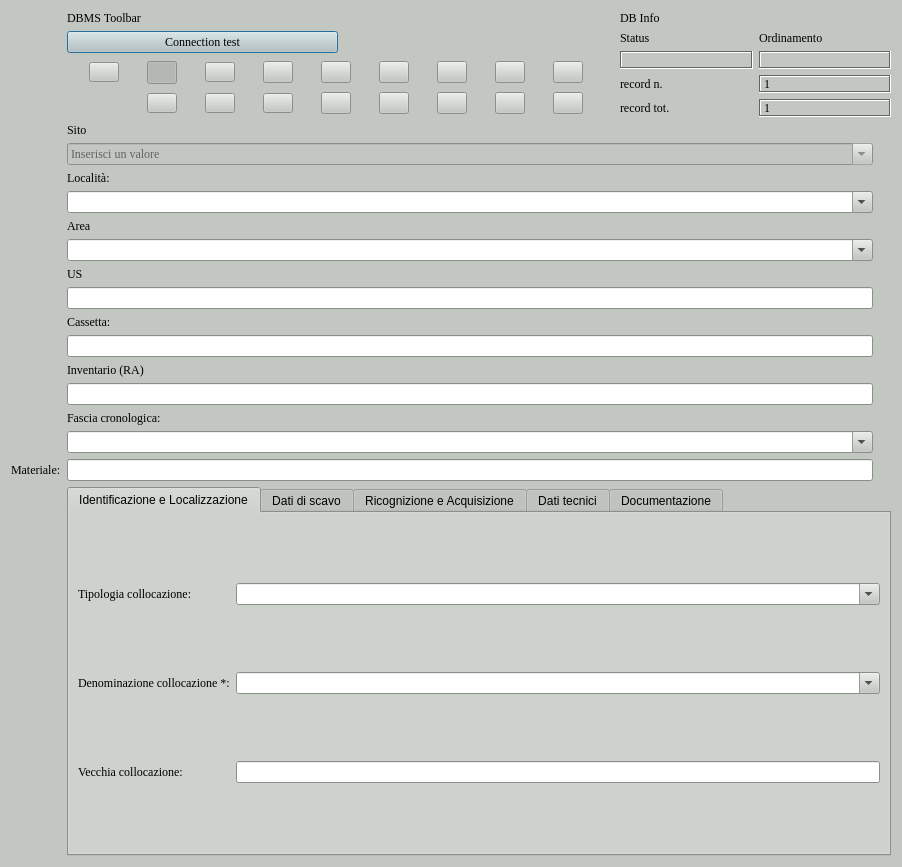
Old version of the form gui/ui/Tma.ui in the repository pyarchinit/pyarchinit.
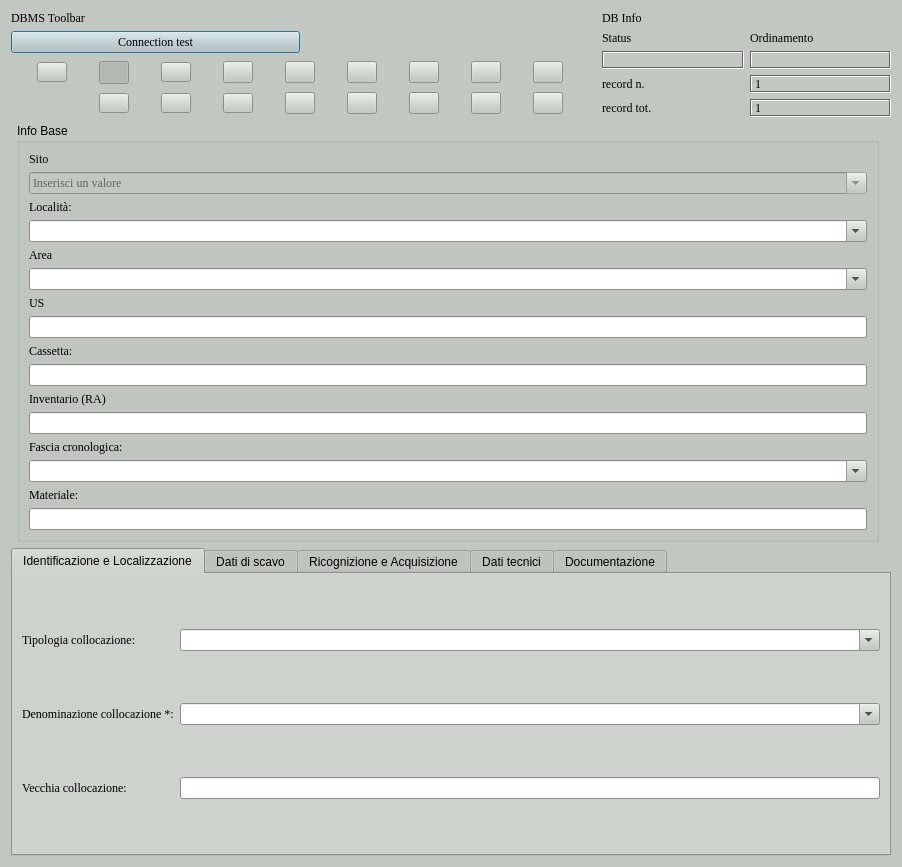
New version of the form. Icons and pictures are not drawn. Custom widgets are drawn as their Qt base class.

Diff of the .ui file:
```diff
--- a/gui/ui/Tma.ui
+++ b/gui/ui/Tma.ui
@@ -472,27 +472,7 @@
     <normaloff>:/icons/finds.png</normaloff>:/icons/finds.png</iconset>
   </property>
   <layout class="QGridLayout" name="gridLayout_2">
-   <item row="9" column="2">
-    <widget class="QLineEdit" name="lineEdit_us">
-     <property name="font">
-      <font>
-       <family>Times New Roman</family>
-       <pointsize>9</pointsize>
-      </font>
-     </property>
-     <property name="text">
-      <string/>
-     </property>
-    </widget>
-   </item>
-   <item row="4" column="2">
-    <widget class="QComboBox" name="comboBox_localita">
-     <property name="editable">
-      <bool>true</bool>
-     </property>
-    </widget>
-   </item>
-   <item row="0" column="2" colspan="4">
+   <item row="0" column="1" colspan="4">
     <layout class="QGridLayout" name="gridLayout_4">
      <item row="0" column="0">
       <widget class="QLabel" name="label_32">
@@ -1213,195 +1193,7 @@
      </item>
     </layout>
    </item>
-   <item row="5" column="2">
-    <widget class="QLabel" name="label_2">
-     <property name="font">
-      <font>
-       <family>Times New Roman</family>
-       <pointsize>9</pointsize>
-      </font>
-     </property>
-     <property name="text">
-      <string>Area</string>
-     </property>
-    </widget>
-   </item>
-   <item row="20" column="1">
-    <widget class="QLabel" name="label_materiale">
-     <property name="font">
-      <font>
-       <family>Times New Roman</family>
-       <pointsize>9</pointsize>
-      </font>
-     </property>
-     <property name="text">
-      <string>Materiale:</string>
-     </property>
-    </widget>
-   </item>
-   <item row="20" column="2">
-    <widget class="QLineEdit" name="lineEdit_materiale">
-     <property name="toolTip">
-      <string>Campo sincronizzato con la tabella materiali</string>
-     </property>
-     <property name="readOnly">
-      <bool>true</bool>
-     </property>
-    </widget>
-   </item>
-   <item row="18" column="2">
-    <widget class="QLabel" name="label_18">
-     <property name="font">
-      <font>
-       <family>Times New Roman</family>
-       <pointsize>9</pointsize>
-      </font>
-     </property>
-     <property name="text">
-      <string>Fascia cronologica:</string>
-     </property>
-    </widget>
-   </item>
-   <item row="2" column="2">
-    <widget class="QComboBox" name="comboBox_sito">
-     <property name="enabled">
-      <bool>false</bool>
-     </property>
-     <property name="sizePolicy">
-      <sizepolicy hsizetype="Expanding" vsizetype="Fixed">
-       <horstretch>0</horstretch>
-       <verstretch>0</verstretch>
-      </sizepolicy>
-     </property>
-     <property name="minimumSize">
-      <size>
-       <width>200</width>
-       <height>0</height>
-      </size>
-     </property>
-     <property name="maximumSize">
-      <size>
-       <width>16777215</width>
-       <height>24</height>
-      </size>
-     </property>
-     <property name="font">
-      <font>
-       <family>Times New Roman</family>
-       <pointsize>9</pointsize>
-      </font>
-     </property>
-     <property name="mouseTracking">
-      <bool>true</bool>
-     </property>
-     <property name="contextMenuPolicy">
-      <enum>Qt::NoContextMenu</enum>
-     </property>
-     <property name="editable">
-      <bool>true</bool>
-     </property>
-     <property name="currentText">
-      <string>Inserisci un valore</string>
-     </property>
-     <property name="maxVisibleItems">
-      <number>99999</number>
-     </property>
-     <property name="maxCount">
-      <number>2147483647</number>
-     </property>
-     <property name="frame">
-      <bool>true</bool>
-     </property>
-     <item>
-      <property name="text">
-       <string>Inserisci un valore</string>
-      </property>
-     </item>
-    </widget>
-   </item>
-   <item row="16" column="2">
-    <widget class="QLabel" name="label_inventario">
-     <property name="font">
-      <font>
-       <family>Times New Roman</family>
-       <pointsize>9</pointsize>
-      </font>
-     </property>
-     <property name="text">
-      <string>Inventario (RA)</string>
-     </property>
-    </widget>
-   </item>
-   <item row="1" column="2">
-    <widget class="QLabel" name="label">
-     <property name="font">
-      <font>
-       <family>Times New Roman</family>
-       <pointsize>9</pointsize>
-      </font>
-     </property>
-     <property name="text">
-      <string>Sito</string>
-     </property>
-    </widget>
-   </item>
-   <item row="19" column="2">
-    <widget class="QComboBox" name="comboBox_dtzg">
-     <property name="editable">
-      <bool>true</bool>
-     </property>
-    </widget>
-   </item>
-   <item row="14" column="2">
-    <widget class="QLabel" name="label_8">
-     <property name="font">
-      <font>
-       <family>Times New Roman</family>
-       <pointsize>9</pointsize>
-      </font>
-     </property>
-     <property name="text">
-      <string>Cassetta:</string>
-     </property>
-    </widget>
-   </item>
-   <item row="15" column="2">
-    <widget class="QLineEdit" name="lineEdit_cassetta">
-     <property name="maxLength">
-      <number>15</number>
-     </property>
-    </widget>
-   </item>
-   <item row="7" column="2">
-    <widget class="QLabel" name="label_3">
-     <property name="font">
-      <font>
-       <family>Times New Roman</family>
-       <pointsize>9</pointsize>
-      </font>
-     </property>
-     <property name="text">
-      <string>US</string>
-     </property>
-    </widget>
-   </item>
-   <item row="17" column="2">
-    <widget class="QLineEdit" name="lineEdit_inventario">
-     <property name="font">
-      <font>
-       <family>Times New Roman</family>
-       <pointsize>9</pointsize>
-      </font>
-     </property>
-     <property name="toolTip">
-      <string>Reperti RA associati dall'inventario materiali</string>
-     </property>
-     <property name="readOnly">
-      <bool>true</bool>
-     </property>
-    </widget>
-   </item>
-   <item row="21" column="2" colspan="4">
+   <item row="7" column="1" colspan="4">
     <widget class="QTabWidget" name="tabWidget">
      <property name="currentIndex">
       <number>0</number>
@@ -1946,28 +1738,265 @@
      </widget>
     </widget>
    </item>
-   <item row="3" column="2">
-    <widget class="QLabel" name="label_localita">
-     <property name="font">
-      <font>
-       <family>Times New Roman</family>
-       <pointsize>9</pointsize>
-      </font>
+   <item row="1" column="2">
+    <widget class="QgsCollapsibleGroupBox" name="mGroupBox">
+     <property name="sizePolicy">
+      <sizepolicy hsizetype="Expanding" vsizetype="Expanding">
+       <horstretch>0</horstretch>
+       <verstretch>0</verstretch>
+      </sizepolicy>
      </property>
-     <property name="text">
-      <string>Località:</string>
+     <property name="title">
+      <string>Info Base</string>
      </property>
-    </widget>
-   </item>
-   <item row="6" column="2">
-    <widget class="QComboBox" name="comboBox_area">
-     <property name="editable">
+     <property name="flat">
+      <bool>false</bool>
+     </property>
+     <property name="saveCheckedState">
       <bool>true</bool>
      </property>
+     <layout class="QGridLayout" name="gridLayout_5">
+      <item row="9" column="1">
+       <widget class="QLineEdit" name="lineEdit_cassetta">
+        <property name="maxLength">
+         <number>15</number>
+        </property>
+       </widget>
+      </item>
+      <item row="13" column="1">
+       <widget class="QComboBox" name="comboBox_dtzg">
+        <property name="editable">
+         <bool>true</bool>
+        </property>
+       </widget>
+      </item>
+      <item row="0" column="1">
+       <widget class="QLabel" name="label">
+        <property name="font">
+         <font>
+          <family>Times New Roman</family>
+          <pointsize>9</pointsize>
+         </font>
+        </property>
+        <property name="text">
+         <string>Sito</string>
+        </property>
+       </widget>
+      </item>
+      <item row="4" column="1">
+       <widget class="QLabel" name="label_2">
+        <property name="font">
+         <font>
+          <family>Times New Roman</family>
+          <pointsize>9</pointsize>
+         </font>
+        </property>
+        <property name="text">
+         <string>Area</string>
+        </property>
+       </widget>
+      </item>
+      <item row="1" column="1">
+       <widget class="QComboBox" name="comboBox_sito">
+        <property name="enabled">
+         <bool>false</bool>
+        </property>
+        <property name="sizePolicy">
+         <sizepolicy hsizetype="Expanding" vsizetype="Fixed">
+          <horstretch>0</horstretch>
+          <verstretch>0</verstretch>
+         </sizepolicy>
+        </property>
+        <property name="minimumSize">
+         <size>
+          <width>200</width>
+          <height>0</height>
+         </size>
+        </property>
+        <property name="maximumSize">
+         <size>
+          <width>16777215</width>
+          <height>24</height>
+         </size>
+        </property>
+        <property name="font">
+         <font>
+          <family>Times New Roman</family>
+          <pointsize>9</pointsize>
+         </font>
+        </property>
+        <property name="mouseTracking">
+         <bool>true</bool>
+        </property>
+        <property name="contextMenuPolicy">
+         <enum>Qt::NoContextMenu</enum>
+        </property>
+        <property name="editable">
+         <bool>true</bool>
+        </property>
+        <property name="currentText">
+         <string>Inserisci un valore</string>
+        </property>
+        <property name="maxVisibleItems">
+         <number>99999</number>
+        </property>
+        <property name="maxCount">
+         <number>2147483647</number>
+        </property>
+        <property name="frame">
+         <bool>true</bool>
+        </property>
+        <item>
+         <property name="text">
+          <string>Inserisci un valore</string>
+         </property>
+        </item>
+       </widget>
+      </item>
+      <item row="2" column="1">
+       <widget class="QLabel" name="label_localita">
+        <property name="font">
+         <font>
+          <family>Times New Roman</family>
+          <pointsize>9</pointsize>
+         </font>
+        </property>
+        <property name="text">
+         <string>Località:</string>
+        </property>
+       </widget>
+      </item>
+      <item row="5" column="1">
+       <widget class="QComboBox" name="comboBox_area">
+        <property name="editable">
+         <bool>true</bool>
+        </property>
+       </widget>
+      </item>
+      <item row="12" column="1">
+       <widget class="QLabel" name="label_18">
+        <property name="font">
+         <font>
+          <family>Times New Roman</family>
+          <pointsize>9</pointsize>
+         </font>
+        </property>
+        <property name="text">
+         <string>Fascia cronologica:</string>
+        </property>
+       </widget>
+      </item>
+      <item row="11" column="1">
+       <widget class="QLineEdit" name="lineEdit_inventario">
+        <property name="font">
+         <font>
+          <family>Times New Roman</family>
+          <pointsize>9</pointsize>
+         </font>
+        </property>
+        <property name="toolTip">
+         <string>Reperti RA associati dall'inventario materiali</string>
+        </property>
+        <property name="readOnly">
+         <bool>true</bool>
+        </property>
+       </widget>
+      </item>
+      <item row="8" column="1">
+       <widget class="QLabel" name="label_8">
+        <property name="font">
+         <font>
+          <family>Times New Roman</family>
+          <pointsize>9</pointsize>
+         </font>
+        </property>
+        <property name="text">
+         <string>Cassetta:</string>
+        </property>
+       </widget>
+      </item>
+      <item row="15" column="1">
+       <widget class="QLineEdit" name="lineEdit_materiale">
+        <property name="toolTip">
+         <string>Campo sincronizzato con la tabella materiali</string>
+        </property>
+        <property name="readOnly">
+         <bool>true</bool>
+        </property>
+       </widget>
+      </item>
+      <item row="3" column="1">
+       <widget class="QComboBox" name="comboBox_localita">
+        <property name="editable">
+         <bool>true</bool>
+        </property>
+       </widget>
+      </item>
+      <item row="7" column="1">
+       <widget class="QLineEdit" name="lineEdit_us">
+        <property name="font">
+         <font>
+          <family>Times New Roman</family>
+          <pointsize>9</pointsize>
+         </font>
+        </property>
+        <property name="text">
+         <string/>
+        </property>
+       </widget>
+      </item>
+      <item row="10" column="1">
+       <widget class="QLabel" name="label_inventario">
+        <property name="font">
+         <font>
+          <family>Times New Roman</family>
+          <pointsize>9</pointsize>
+         </font>
+        </property>
+        <property name="text">
+         <string>Inventario (RA)</string>
+        </property>
+       </widget>
+      </item>
+      <item row="6" column="1">
+       <widget class="QLabel" name="label_3">
+        <property name="font">
+         <font>
+          <family>Times New Roman</family>
+          <pointsize>9</pointsize>
+         </font>
+        </property>
+        <property name="text">
+         <string>US</string>
+        </property>
+       </widget>
+      </item>
+      <item row="14" column="1">
+       <widget class="QLabel" name="label_materiale">
+        <property name="font">
+         <font>
+          <family>Times New Roman</family>
+          <pointsize>9</pointsize>
+         </font>
+        </property>
+        <property name="text">
+         <string>Materiale:</string>
+        </property>
+       </widget>
+      </item>
+     </layout>
     </widget>
    </item>
   </layout>
  </widget>
+ <customwidgets>
+  <customwidget>
+   <class>QgsCollapsibleGroupBox</class>
+   <extends>QGroupBox</extends>
+   <header>qgscollapsiblegroupbox.h</header>
+   <container>1</container>
+  </customwidget>
+ </customwidgets>
  <resources>
   <include location="../../resources/resources.qrc"/>
   <include location="../../../../../../../../../../../Documents/pyarchinit-master/resources/resources.qrc"/>
```
